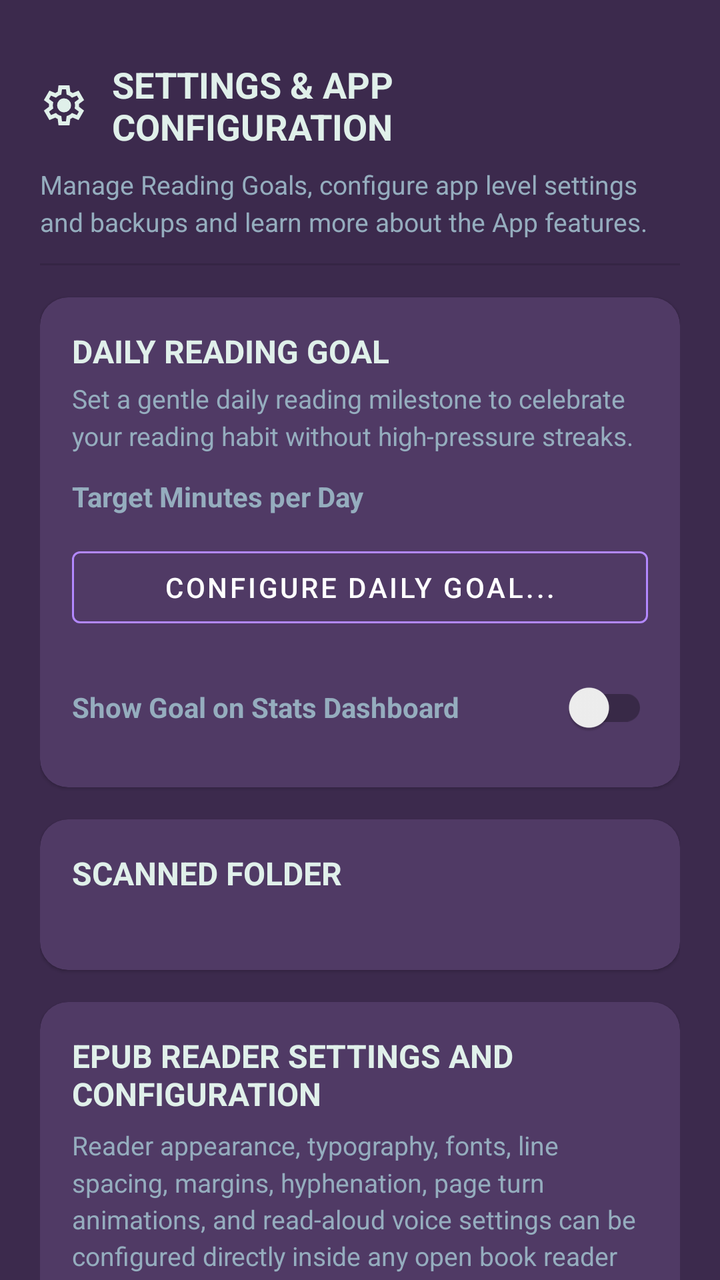
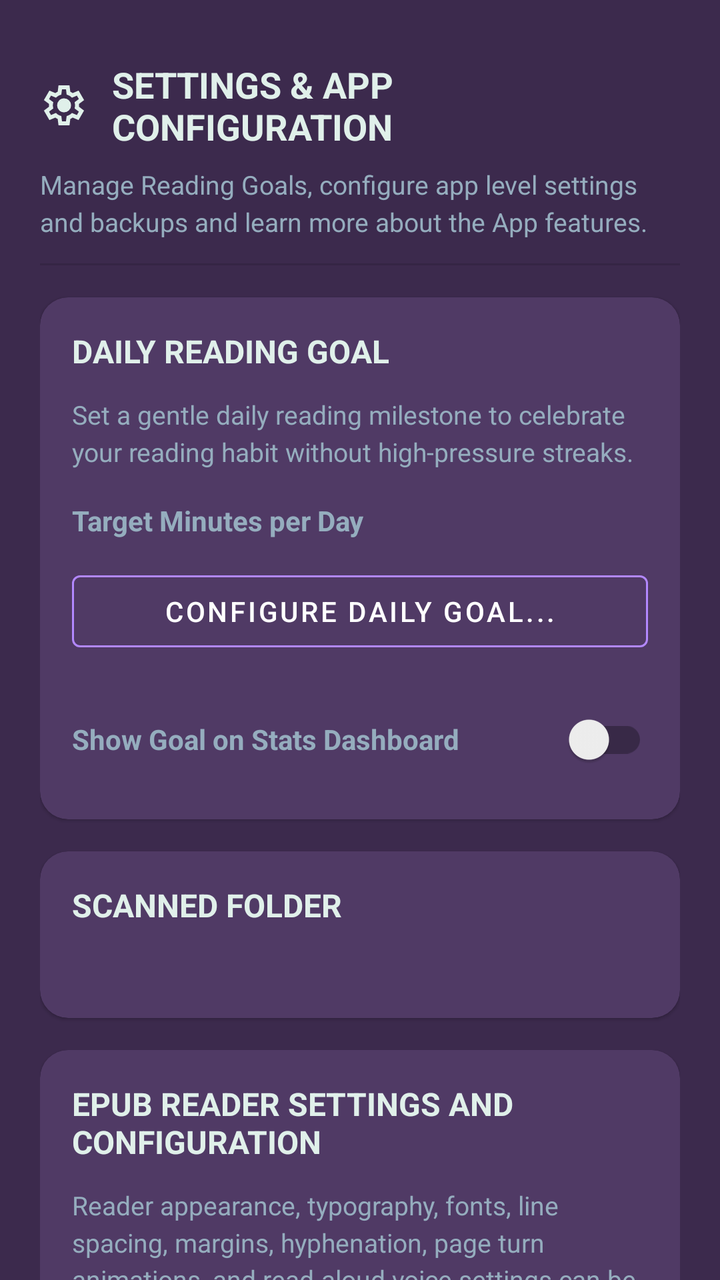

Before-and-after screenshots of an Android layout around one commit, followed by the original layout XML and the change that was made.
<!-- AndroidManifest.xml: application theme Theme.EpubReader -->
<!-- res/layout/view_main_settings.xml -->
<?xml version="1.0" encoding="utf-8"?>
<androidx.core.widget.NestedScrollView xmlns:android="http://schemas.android.com/apk/res/android"
    xmlns:app="http://schemas.android.com/apk/res-auto"
    android:id="@+id/mainSettingsScroll"
    android:layout_width="match_parent"
    android:layout_height="match_parent"
    android:clipToPadding="false"
    android:fillViewport="true"
    android:overScrollMode="never"
    android:paddingBottom="@dimen/app_screen_end_padding">

    <LinearLayout
        android:layout_width="match_parent"
        android:layout_height="wrap_content"
        android:orientation="vertical"
        android:paddingStart="@dimen/app_row_content_padding_h"
        android:paddingEnd="@dimen/app_row_content_padding_h"
        android:paddingTop="@dimen/app_screen_start_below_header">

        
        <LinearLayout
            android:layout_width="match_parent"
            android:layout_height="wrap_content"
            android:orientation="vertical"
            android:layout_marginBottom="12dp">

            <LinearLayout
                android:layout_width="match_parent"
                android:layout_height="wrap_content"
                android:gravity="center_vertical"
                android:orientation="horizontal">

                <ImageView
                    android:layout_width="24dp"
                    android:layout_height="24dp"
                    android:contentDescription="@null"
                    android:src="@drawable/ic_settings"
                    app:tint="@color/palette_mint" />

                <TextView
                    android:layout_width="wrap_content"
                    android:layout_height="wrap_content"
                    android:layout_marginStart="12dp"
                    android:text="@string/settings_section_heading_title"
                    android:textColor="@color/palette_mint"
                    android:textSize="18sp"
                    android:textStyle="bold" />
            </LinearLayout>

            <TextView
                android:layout_width="match_parent"
                android:layout_height="wrap_content"
                android:layout_marginTop="8dp"
                android:text="@string/settings_section_heading_subtitle"
                android:textColor="@color/palette_slate"
                android:textSize="13sp"
                android:lineSpacingMultiplier="1.2" />
        </LinearLayout>

        
        <View
            android:layout_width="match_parent"
            android:layout_height="1dp"
            android:layout_marginBottom="16dp"
            android:background="?attr/dividerHorizontal" />

        
        <com.google.android.material.card.MaterialCardView
            style="@style/Widget.MaterialComponents.CardView"
            android:layout_width="match_parent"
            android:layout_height="wrap_content"
            android:layout_marginBottom="16dp"
            app:cardBackgroundColor="@color/palette_plum"
            app:cardCornerRadius="14dp"
            app:cardElevation="1dp">

            <LinearLayout
                android:layout_width="match_parent"
                android:layout_height="wrap_content"
                android:orientation="vertical"
                android:padding="16dp">

                <TextView
                    android:layout_width="wrap_content"
                    android:layout_height="wrap_content"
                    android:text="@string/settings_section_daily_goal"
                    android:textColor="@color/palette_mint"
                    android:textSize="16sp"
                    android:textStyle="bold" />

                <TextView
                    android:layout_width="match_parent"
                    android:layout_height="wrap_content"
                    android:layout_marginTop="4dp"
                    android:text="@string/settings_section_daily_goal_subtitle"
                    android:textColor="@color/palette_slate"
                    android:textSize="13sp"
                    android:lineSpacingMultiplier="1.2"/>

                <TextView
                    android:layout_width="wrap_content"
                    android:layout_height="wrap_content"
                    android:layout_marginTop="12dp"
                    android:text="@string/settings_target_minutes"
                    android:textColor="@color/palette_slate"
                    android:textSize="14sp"
                    android:textStyle="bold" />

                <com.google.android.material.button.MaterialButton
                    android:id="@+id/btnConfigureGoal"
                    style="@style/Widget.MaterialComponents.Button.OutlinedButton"
                    android:layout_width="match_parent"
                    android:layout_height="wrap_content"
                    android:layout_marginTop="12dp"
                    android:text="Configure Daily Goal..."
                    android:textColor="@color/white"
                    app:strokeColor="@color/accent_pop" />

                <androidx.appcompat.widget.SwitchCompat
                    android:id="@+id/goalDashboardSwitch"
                    android:layout_width="match_parent"
                    android:layout_height="wrap_content"
                    android:layout_marginTop="12dp"
                    android:text="@string/settings_show_goal_stats"
                    android:textSize="14sp"
                    android:textStyle="bold"
                    android:textColor="@color/palette_slate" />
            </LinearLayout>
        </com.google.android.material.card.MaterialCardView>

        
        <com.google.android.material.card.MaterialCardView
            android:id="@+id/cardFolder"
            style="@style/Widget.MaterialComponents.CardView"
            android:layout_width="match_parent"
            android:layout_height="wrap_content"
            android:layout_marginBottom="16dp"
            android:clickable="true"
            android:focusable="true"
            app:cardBackgroundColor="@color/palette_plum"
            app:cardCornerRadius="14dp"
            app:cardElevation="1dp">

            <LinearLayout
                android:layout_width="match_parent"
                android:layout_height="wrap_content"
                android:orientation="vertical"
                android:padding="16dp">

                <TextView
                    android:layout_width="wrap_content"
                    android:layout_height="wrap_content"
                    android:text="@string/settings_section_scanned_folder"
                    android:textColor="@color/palette_mint"
                    android:textSize="16sp"
                    android:textStyle="bold" />

                <TextView
                    android:id="@+id/tvScannedFolderValue"
                    android:layout_width="match_parent"
                    android:layout_height="wrap_content"
                    android:layout_marginTop="4dp"
                    android:textColor="@color/palette_slate"
                    android:textSize="13sp"
                    android:lineSpacingMultiplier="1.2"/>
            </LinearLayout>
        </com.google.android.material.card.MaterialCardView>

        
        <com.google.android.material.card.MaterialCardView
            style="@style/Widget.MaterialComponents.CardView"
            android:layout_width="match_parent"
            android:layout_height="wrap_content"
            android:layout_marginBottom="16dp"
            app:cardBackgroundColor="@color/palette_plum"
            app:cardCornerRadius="14dp"
            app:cardElevation="1dp">

            <LinearLayout
                android:layout_width="match_parent"
                android:layout_height="wrap_content"
                android:orientation="vertical"
                android:padding="16dp">

                <TextView
                    android:layout_width="wrap_content"
                    android:layout_height="wrap_content"
                    android:text="@string/settings_epub_reader_settings_info_title"
                    android:textColor="@color/palette_mint"
                    android:textSize="16sp"
                    android:textStyle="bold" />

                <TextView
                    android:layout_width="match_parent"
                    android:layout_height="wrap_content"
                    android:layout_marginTop="6dp"
                    android:text="@string/settings_epub_reader_settings_info_body"
                    android:textColor="@color/palette_slate"
                    android:textSize="13sp"
                    android:lineSpacingMultiplier="1.2" />
            </LinearLayout>
        </com.google.android.material.card.MaterialCardView>

        
        <com.google.android.material.card.MaterialCardView
            style="@style/Widget.MaterialComponents.CardView"
            android:layout_width="match_parent"
            android:layout_height="wrap_content"
            android:layout_marginBottom="16dp"
            app:cardBackgroundColor="@color/palette_plum"
            app:cardCornerRadius="14dp"
            app:cardElevation="1dp">

            <LinearLayout
                android:layout_width="match_parent"
                android:layout_height="wrap_content"
                android:gravity="center_vertical"
                android:orientation="horizontal"
                android:padding="16dp">

                <LinearLayout
                    android:layout_width="0dp"
                    android:layout_height="wrap_content"
                    android:layout_weight="1"
                    android:orientation="vertical">

                    <TextView
                        android:layout_width="match_parent"
                        android:layout_height="wrap_content"
                        android:text="@string/settings_keep_screen_on"
                        android:textColor="@color/palette_mint"
                        android:textSize="16sp"
                        android:textStyle="bold" />

                    <TextView
                        android:layout_width="match_parent"
                        android:layout_height="wrap_content"
                        android:layout_marginTop="4dp"
                        android:text="@string/settings_keep_screen_on_summary"
                        android:textColor="@color/palette_slate"
                        android:textSize="12sp"
                        android:lineSpacingMultiplier="1.2"/>
                </LinearLayout>

                <androidx.appcompat.widget.SwitchCompat
                    android:id="@+id/screenOnSwitch"
                    android:layout_width="wrap_content"
                    android:layout_height="wrap_content"
                    android:layout_marginStart="12dp" />
            </LinearLayout>
        </com.google.android.material.card.MaterialCardView>

        
        <com.google.android.material.card.MaterialCardView
            style="@style/Widget.MaterialComponents.CardView"
            android:layout_width="match_parent"
            android:layout_height="wrap_content"
            android:layout_marginBottom="16dp"
            app:cardBackgroundColor="@color/palette_plum"
            app:cardCornerRadius="14dp"
            app:cardElevation="1dp">

            <LinearLayout
                android:layout_width="match_parent"
                android:layout_height="wrap_content"
                android:gravity="center_vertical"
                android:orientation="horizontal"
                android:padding="16dp">

                <LinearLayout
                    android:layout_width="0dp"
                    android:layout_height="wrap_content"
                    android:layout_weight="1"
                    android:orientation="vertical">

                    <TextView
                        android:layout_width="match_parent"
                        android:layout_height="wrap_content"
                        android:text="@string/settings_vocab_mastery_title"
                        android:textColor="@color/palette_mint"
                        android:textSize="16sp"
                        android:textStyle="bold" />

                    <TextView
                        android:layout_width="match_parent"
                        android:layout_height="wrap_content"
                        android:layout_marginTop="4dp"
                        android:text="@string/settings_vocab_mastery_summary"
                        android:textColor="@color/palette_slate"
                        android:textSize="13sp"
                        android:lineSpacingMultiplier="1.2"/>
                </LinearLayout>

                <androidx.appcompat.widget.SwitchCompat
                    android:id="@+id/vocabMasterySwitch"
                    android:layout_width="wrap_content"
                    android:layout_height="wrap_content"
                    android:layout_marginStart="12dp" />
            </LinearLayout>
        </com.google.android.material.card.MaterialCardView>

        
        <com.google.android.material.card.MaterialCardView
            style="@style/Widget.MaterialComponents.CardView"
            android:layout_width="match_parent"
            android:layout_height="wrap_content"
            android:layout_marginBottom="16dp"
            app:cardBackgroundColor="@color/palette_plum"
            app:cardCornerRadius="14dp"
            app:cardElevation="1dp">

            <LinearLayout
                android:layout_width="match_parent"
                android:layout_height="wrap_content"
                android:orientation="vertical"
                android:padding="16dp">

                <TextView
                    android:layout_width="wrap_content"
                    android:layout_height="wrap_content"
                    android:text="@string/settings_section_backup"
                    android:textColor="@color/palette_mint"
                    android:textSize="16sp"
                    android:textStyle="bold" />

                <TextView
                    android:layout_width="match_parent"
                    android:layout_height="wrap_content"
                    android:layout_marginTop="4dp"
                    android:text="@string/settings_section_backup_summary"
                    android:textColor="@color/palette_slate"
                    android:textSize="13sp"
                    android:lineSpacingMultiplier="1.2"/>

                <LinearLayout
                    android:layout_width="match_parent"
                    android:layout_height="wrap_content"
                    android:layout_marginTop="16dp"
                    android:baselineAligned="false"
                    android:orientation="horizontal">

                    <com.google.android.material.button.MaterialButton
                        android:id="@+id/btnExportBackup"
                        style="@style/Widget.MaterialComponents.Button"
                        android:layout_width="0dp"
                        android:layout_height="wrap_content"
                        android:layout_weight="1"
                        android:layout_marginEnd="6dp"
                        android:text="@string/settings_export_backup"
                        android:textColor="@color/white"
                        app:backgroundTint="@color/dark_bg"
                        app:icon="@drawable/ic_upload"
                        app:iconTint="@color/white"
                        android:textSize="12sp" />

                    <com.google.android.material.button.MaterialButton
                        android:id="@+id/btnImportBackup"
                        style="@style/Widget.MaterialComponents.Button"
                        android:layout_width="0dp"
                        android:layout_height="wrap_content"
                        android:layout_weight="1"
                        android:layout_marginStart="6dp"
                        android:text="@string/settings_import_backup"
                        android:textColor="@color/white"
                        app:backgroundTint="@color/dark_bg"
                        app:icon="@drawable/ic_download"
                        app:iconTint="@color/white"
                        android:textSize="12sp" />
                </LinearLayout>
            </LinearLayout>
        </com.google.android.material.card.MaterialCardView>

        
        <com.google.android.material.card.MaterialCardView
            style="@style/Widget.MaterialComponents.CardView"
            android:layout_width="match_parent"
            android:layout_height="wrap_content"
            android:layout_marginBottom="16dp"
            app:cardBackgroundColor="@color/palette_plum"
            app:cardCornerRadius="14dp"
            app:cardElevation="1dp">

            <LinearLayout
                android:layout_width="match_parent"
                android:layout_height="wrap_content"
                android:orientation="vertical"
                android:padding="16dp">

                <TextView
                    android:layout_width="wrap_content"
                    android:layout_height="wrap_content"
                    android:text="@string/settings_section_privacy"
                    android:textColor="@color/palette_mint"
                    android:textSize="16sp"
                    android:textStyle="bold" />

                <TextView
                    android:layout_width="match_parent"
                    android:layout_height="wrap_content"
                    android:layout_marginTop="6dp"
                    android:text="@string/settings_privacy_title"
                    android:textColor="@color/palette_slate"
                    android:textSize="13sp"
                    android:lineSpacingMultiplier="1.2" />

                <TextView
                    android:layout_width="match_parent"
                    android:layout_height="wrap_content"
                    android:layout_marginTop="6dp"
                    android:text="@string/settings_privacy_summary"
                    android:textColor="@color/palette_slate"
                    android:textSize="13sp"
                    android:lineSpacingMultiplier="1.2" />

                <TextView
                    android:layout_width="match_parent"
                    android:layout_height="wrap_content"
                    android:layout_marginTop="12dp"
                    android:text="@string/settings_privacy_body"
                    android:textColor="@color/palette_slate"
                    android:textSize="13sp"
                    android:lineSpacingMultiplier="1.2" />
            </LinearLayout>
        </com.google.android.material.card.MaterialCardView>

        
        <com.google.android.material.card.MaterialCardView
            style="@style/Widget.MaterialComponents.CardView"
            android:layout_width="match_parent"
            android:layout_height="wrap_content"
            android:layout_marginBottom="16dp"
            app:cardBackgroundColor="@color/palette_plum"
            app:cardCornerRadius="14dp"
            app:cardElevation="1dp">

            <LinearLayout
                android:layout_width="match_parent"
                android:layout_height="wrap_content"
                android:orientation="vertical"
                android:padding="16dp">

                <TextView
                    android:layout_width="wrap_content"
                    android:layout_height="wrap_content"
                    android:text="@string/settings_section_define"
                    android:textColor="@color/palette_mint"
                    android:textSize="16sp"
                    android:textStyle="bold" />

                <TextView
                    android:layout_width="match_parent"
                    android:layout_height="wrap_content"
                    android:layout_marginTop="4dp"
                    android:text="@string/settings_section_dictionary_attribution"
                    android:textColor="@color/palette_slate"
                    android:textSize="13sp"
                    android:lineSpacingMultiplier="1.2" />
            </LinearLayout>
        </com.google.android.material.card.MaterialCardView>

        
        <com.google.android.material.card.MaterialCardView
            style="@style/Widget.MaterialComponents.CardView"
            android:layout_width="match_parent"
            android:layout_height="wrap_content"
            android:layout_marginBottom="16dp"
            app:cardBackgroundColor="@color/palette_plum"
            app:cardCornerRadius="14dp"
            app:cardElevation="1dp">

            <LinearLayout
                android:layout_width="match_parent"
                android:layout_height="wrap_content"
                android:orientation="vertical"
                android:padding="16dp">

                <TextView
                    android:layout_width="wrap_content"
                    android:layout_height="wrap_content"
                    android:text="@string/settings_section_app_title"
                    android:textColor="@color/palette_mint"
                    android:textSize="16sp"
                    android:textStyle="bold" />

                <TextView
                    android:layout_width="match_parent"
                    android:layout_height="wrap_content"
                    android:layout_marginTop="4dp"
                    android:text="@string/settings_section_info"
                    android:textColor="@color/palette_slate"
                    android:textSize="13sp"
                    android:lineSpacingMultiplier="1.2" />
            </LinearLayout>
        </com.google.android.material.card.MaterialCardView>

    </LinearLayout>
</androidx.core.widget.NestedScrollView>
<!-- resources referenced by this layout -->
<resources>
  <color name="accent_pop">@color/palette_violet</color>
  <color name="dark_bg">@color/palette_eggplant</color>
  <color name="palette_mint">#E0F0EA</color>
  <color name="palette_plum">#503A65</color>
  <color name="palette_slate">#95ADBE</color>
  <color name="white">#FFFFFF</color>
  <dimen name="app_row_content_padding_h">20dp</dimen>
  <dimen name="app_screen_end_padding">80dp</dimen>
  <dimen name="app_screen_start_below_header">30dp</dimen>
  <string name="settings_epub_reader_settings_info_body">Reader appearance, typography, fonts, line spacing, margins, hyphenation, page turn animations, and read-aloud voice settings can be configured directly inside any open book reader settings menu.</string>
  <string name="settings_epub_reader_settings_info_title">EPUB READER SETTINGS AND CONFIGURATION</string>
  <string name="settings_export_backup">Export Backup</string>
  <string name="settings_import_backup">Import Backup</string>
  <string name="settings_keep_screen_on">SCREEN ON</string>
  <string name="settings_keep_screen_on_summary">Keep the phone screen on for 10 minutes longer than your current system setting when you are actively reading.</string>
  <string name="settings_privacy_body">• No account\n• No tracking\n• No analytics\n• No cloud library\n• No advertising\n• No internet connection required\n\nYour books stay on your device.</string>
  <string name="settings_privacy_title">The Livre Magicae is designed to work entirely offline.</string>
  <string name="settings_section_app_title">THE LIVRE MAGICAE</string>
  <string name="settings_section_backup">FULL BACKUP &amp; RESTORE</string>
  <string name="settings_section_backup_summary">Export your reading database, bookmarks, highlights, and preferences to a secure file, or restore from a previous backup.</string>
  <string name="settings_section_daily_goal">DAILY READING GOAL</string>
  <string name="settings_section_daily_goal_subtitle">Set a gentle daily reading milestone to celebrate your reading habit without high-pressure streaks.</string>
  <string name="settings_section_define">DEFINE</string>
  <string name="settings_section_dictionary_attribution">Offline dictionary bundled with the app.\nEnglish definitions are derived from WordNet 3.1 (wordnet.princeton.edu), used under its permissive license.\nSee assets/dict/WORDNET_LICENSE.txt for details.</string>
  <string name="settings_section_heading_subtitle">Manage Reading Goals, configure app level settings and backups and learn more about the App features.</string>
  <string name="settings_section_heading_title">SETTINGS &amp; APP CONFIGURATION</string>
  <string name="settings_section_info">Version 1.36\n\nThe Livre Magicae · EPUB Reader\nA calm, offline-first reading companion.</string>
  <string name="settings_section_privacy">PRIVACY GUARANTEED &amp; ARCHITECTURE</string>
  <string name="settings_section_scanned_folder">SCANNED FOLDER</string>
  <string name="settings_show_goal_stats">Show Goal on Stats Dashboard</string>
  <string name="settings_target_minutes">Target Minutes per Day</string>
  <string name="settings_vocab_mastery_summary">Enable practice tabs, flashcard mode, and mastery level badges in Vocabulary Sanctuary.</string>
  <string name="settings_vocab_mastery_title">FLASHCARD PRACTICE &amp; MASTERY TRACKING</string>
  <color name="palette_violet">#B388FF</color>
  <color name="palette_eggplant">#3C2A4D</color>
  <color name="black">#000000</color>
  <color name="accent">@color/palette_plum</color>
  <color name="accent_dark">@color/palette_purple</color>
  <color name="secondary">@color/palette_slate</color>
  <color name="dark_surface">@color/palette_plum</color>
  <color name="dark_text">@color/palette_mint</color>
  <color name="dark_text_muted">@color/palette_slate</color>
  <color name="palette_purple">#574F7D</color>
  <!-- unchanged entries left out for length: 7 -->
</resources>

<!-- the commit's change to res/layout/view_main_settings.xml (unified diff, before → after) -->
@@ -91,7 +91,7 @@
                 <TextView
                     android:layout_width="match_parent"
                     android:layout_height="wrap_content"
-                    android:layout_marginTop="4dp"
+                    android:layout_marginTop="12dp"
                     android:text="@string/settings_section_daily_goal_subtitle"
                     android:textColor="@color/palette_slate"
                     android:textSize="13sp"
@@ -100,7 +100,7 @@
                 <TextView
                     android:layout_width="wrap_content"
                     android:layout_height="wrap_content"
-                    android:layout_marginTop="12dp"
+                    android:layout_marginTop="16dp"
                     android:text="@string/settings_target_minutes"
                     android:textColor="@color/palette_slate"
                     android:textSize="14sp"
@@ -112,7 +112,7 @@
                     android:layout_width="match_parent"
                     android:layout_height="wrap_content"
                     android:layout_marginTop="12dp"
-                    android:text="Configure Daily Goal..."
+                    android:text="@string/settings_configure_goal_btn"
                     android:textColor="@color/white"
                     app:strokeColor="@color/accent_pop" />
 
@@ -120,7 +120,7 @@
                     android:id="@+id/goalDashboardSwitch"
                     android:layout_width="match_parent"
                     android:layout_height="wrap_content"
-                    android:layout_marginTop="12dp"
+                    android:layout_marginTop="16dp"
                     android:text="@string/settings_show_goal_stats"
                     android:textSize="14sp"
                     android:textStyle="bold"
@@ -159,7 +159,7 @@
                     android:id="@+id/tvScannedFolderValue"
                     android:layout_width="match_parent"
                     android:layout_height="wrap_content"
-                    android:layout_marginTop="4dp"
+                    android:layout_marginTop="12dp"
                     android:textColor="@color/palette_slate"
                     android:textSize="13sp"
                     android:lineSpacingMultiplier="1.2"/>
@@ -193,7 +193,7 @@
                 <TextView
                     android:layout_width="match_parent"
                     android:layout_height="wrap_content"
-                    android:layout_marginTop="6dp"
+                    android:layout_marginTop="12dp"
                     android:text="@string/settings_epub_reader_settings_info_body"
                     android:textColor="@color/palette_slate"
                     android:textSize="13sp"
@@ -235,7 +235,7 @@
                     <TextView
                         android:layout_width="match_parent"
                         android:layout_height="wrap_content"
-                        android:layout_marginTop="4dp"
+                        android:layout_marginTop="12dp"
                         android:text="@string/settings_keep_screen_on_summary"
                         android:textColor="@color/palette_slate"
                         android:textSize="12sp"
@@ -284,7 +284,7 @@
                     <TextView
                         android:layout_width="match_parent"
                         android:layout_height="wrap_content"
-                        android:layout_marginTop="4dp"
+                        android:layout_marginTop="12dp"
                         android:text="@string/settings_vocab_mastery_summary"
                         android:textColor="@color/palette_slate"
                         android:textSize="13sp"
@@ -326,7 +326,7 @@
                 <TextView
                     android:layout_width="match_parent"
                     android:layout_height="wrap_content"
-                    android:layout_marginTop="4dp"
+                    android:layout_marginTop="12dp"
                     android:text="@string/settings_section_backup_summary"
                     android:textColor="@color/palette_slate"
                     android:textSize="13sp"
@@ -397,7 +397,7 @@
                 <TextView
                     android:layout_width="match_parent"
                     android:layout_height="wrap_content"
-                    android:layout_marginTop="6dp"
+                    android:layout_marginTop="12dp"
                     android:text="@string/settings_privacy_title"
                     android:textColor="@color/palette_slate"
                     android:textSize="13sp"
@@ -406,7 +406,7 @@
                 <TextView
                     android:layout_width="match_parent"
                     android:layout_height="wrap_content"
-                    android:layout_marginTop="6dp"
+                    android:layout_marginTop="12dp"
                     android:text="@string/settings_privacy_summary"
                     android:textColor="@color/palette_slate"
                     android:textSize="13sp"
@@ -450,7 +450,7 @@
                 <TextView
                     android:layout_width="match_parent"
                     android:layout_height="wrap_content"
-                    android:layout_marginTop="4dp"
+                    android:layout_marginTop="12dp"
                     android:text="@string/settings_section_dictionary_attribution"
                     android:textColor="@color/palette_slate"
                     android:textSize="13sp"
@@ -485,7 +485,7 @@
                 <TextView
                     android:layout_width="match_parent"
                     android:layout_height="wrap_content"
-                    android:layout_marginTop="4dp"
+                    android:layout_marginTop="12dp"
                     android:text="@string/settings_section_info"
                     android:textColor="@color/palette_slate"
                     android:textSize="13sp"
<!-- resource entries referenced after the edit -->
@@ -9,6 +9,7 @@
   <dimen name="app_row_content_padding_h">20dp</dimen>
   <dimen name="app_screen_end_padding">80dp</dimen>
   <dimen name="app_screen_start_below_header">30dp</dimen>
+  <string name="settings_configure_goal_btn">Configure Daily Goal...</string>
   <string name="settings_epub_reader_settings_info_body">Reader appearance, typography, fonts, line spacing, margins, hyphenation, page turn animations, and read-aloud voice settings can be configured directly inside any open book reader settings menu.</string>
   <string name="settings_epub_reader_settings_info_title">EPUB READER SETTINGS AND CONFIGURATION</string>
   <string name="settings_export_backup">Export Backup</string>
